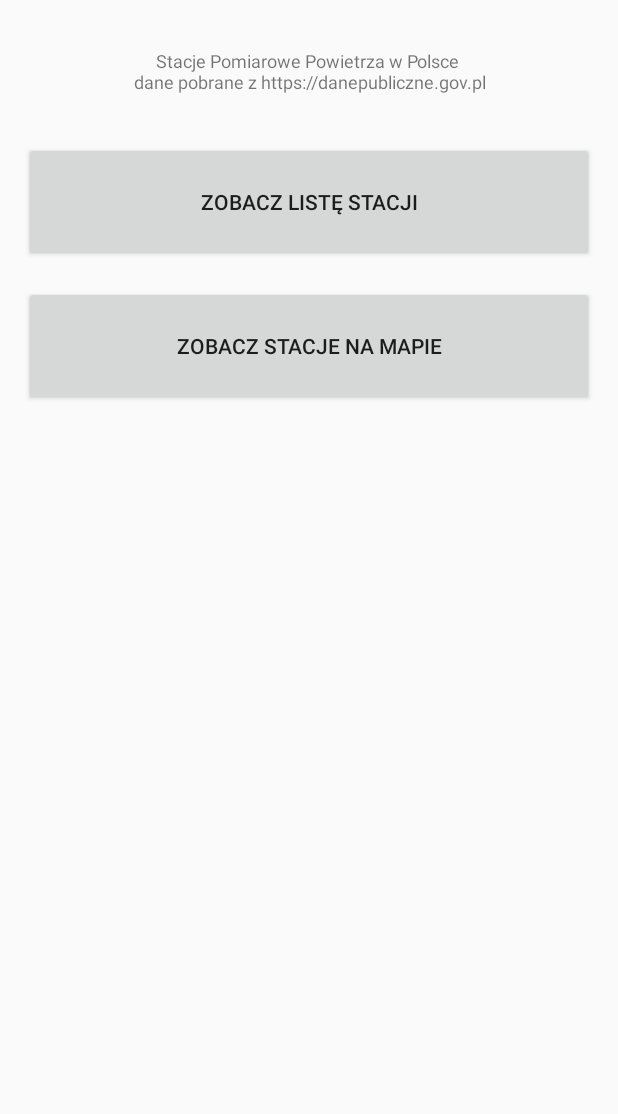
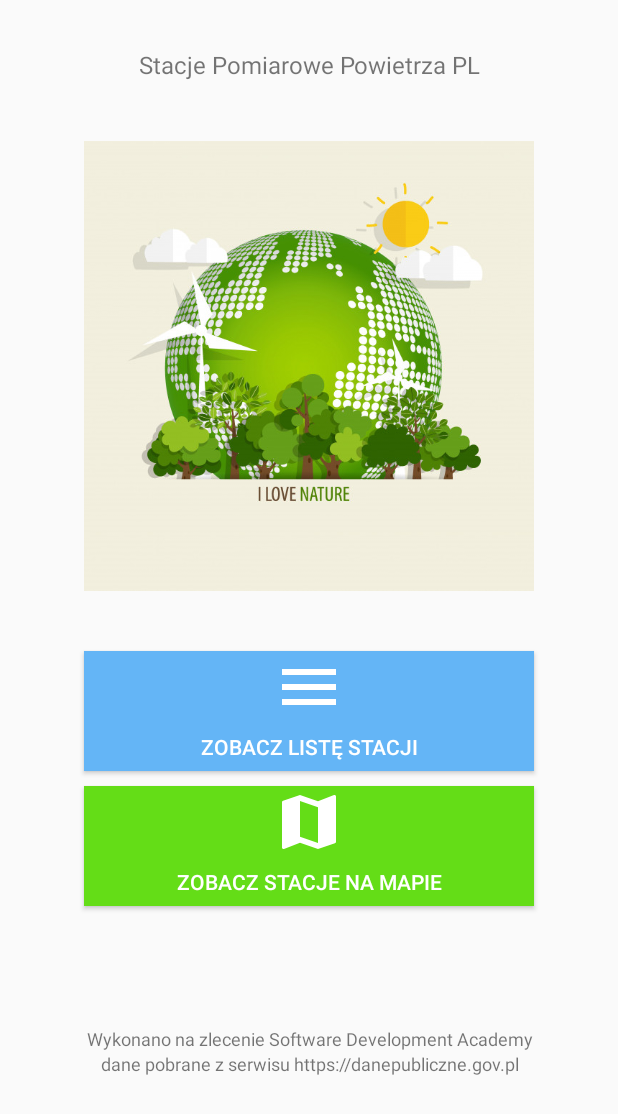
Before and after one commit to robertbuda/Stacje-Pomiarowe-Powietrza-PL, an Android app: the screen it shows after launch (MainActivity), on a phone screen of 412 x 824 dp. Shown: the top 1114 px of the screen. Run offline under Robolectric (Android 15) with nearby library versions, the phone set to English and light mode, and no system bars; our stand-ins replace ButterKnife, Dagger/Hilt's generated code, Room's generated code, RxJava.

Commit message:
Change activity_main layout + add Pin in Item

```diff
--- a/app/src/main/java/com/rb/stacjepomiarowepowietrzapl/AllStationsActivity.java
+++ b/app/src/main/java/com/rb/stacjepomiarowepowietrzapl/AllStationsActivity.java
@@ -56,7 +56,4 @@ public class AllStationsActivity extends AppCompatActivity implements StationCon
         station_recycler_view.setAdapter(stationAdapter);
     }
 
-
-
-
 }
--- /dev/null
+++ b/app/src/main/res/drawable/ic_map_black_24dp.xml
@@ -0,0 +1,5 @@
+<vector android:height="48dp" android:tint="#FFFFFF"
+    android:viewportHeight="24.0" android:viewportWidth="24.0"
+    android:width="48dp" xmlns:android="http://schemas.android.com/apk/res/android">
+    <path android:fillColor="#FF000000" android:pathData="M20.5,3l-0.16,0.03L15,5.1 9,3 3.36,4.9c-0.21,0.07 -0.36,0.25 -0.36,0.48V20.5c0,0.28 0.22,0.5 0.5,0.5l0.16,-0.03L9,18.9l6,2.1 5.64,-1.9c0.21,-0.07 0.36,-0.25 0.36,-0.48V3.5c0,-0.28 -0.22,-0.5 -0.5,-0.5zM15,19l-6,-2.11V5l6,2.11V19z"/>
+</vector>
--- /dev/null
+++ b/app/src/main/res/drawable/ic_menu_black_48dp.xml
@@ -0,0 +1,5 @@
+<vector android:height="48dp" android:tint="#FFFFFF"
+    android:viewportHeight="24.0" android:viewportWidth="24.0"
+    android:width="48dp" xmlns:android="http://schemas.android.com/apk/res/android">
+    <path android:fillColor="#FF000000" android:pathData="M3,18h18v-2L3,16v2zM3,13h18v-2L3,11v2zM3,6v2h18L21,6L3,6z"/>
+</vector>
--- /dev/null
+++ b/app/src/main/res/drawable/ic_place_black_24dp.xml
@@ -0,0 +1,5 @@
+<vector android:height="24dp" android:tint="#E0E0E0"
+    android:viewportHeight="24.0" android:viewportWidth="24.0"
+    android:width="24dp" xmlns:android="http://schemas.android.com/apk/res/android">
+    <path android:fillColor="#FF000000" android:pathData="M12,2C8.13,2 5,5.13 5,9c0,5.25 7,13 7,13s7,-7.75 7,-13c0,-3.87 -3.13,-7 -7,-7zM12,11.5c-1.38,0 -2.5,-1.12 -2.5,-2.5s1.12,-2.5 2.5,-2.5 2.5,1.12 2.5,2.5 -1.12,2.5 -2.5,2.5z"/>
+</vector>
--- a/app/src/main/res/layout/activity_main.xml
+++ b/app/src/main/res/layout/activity_main.xml
@@ -7,34 +7,81 @@
     tools:context=".MainActivity"
     android:padding="16dp">
 
+    <ScrollView
+        android:layout_width="match_parent"
+        android:layout_height="wrap_content"
+        app:layout_constraintStart_toStartOf="parent"
+        app:layout_constraintEnd_toEndOf="parent"
+        app:layout_constraintTop_toTopOf="parent"
+        >
+
+    <LinearLayout
+        android:layout_width="match_parent"
+        android:layout_height="match_parent"
+        android:orientation="vertical"
+        android:padding="16dp"
+        android:gravity="center"
+        >
+
         <TextView
             android:gravity="center"
             android:id="@+id/infoText"
             android:layout_width="match_parent"
             android:layout_height="wrap_content"
-        android:text="@string/info_and_source"
-        android:layout_marginTop="16dp"
-        android:textSize="12dp"
-        app:layout_constraintLeft_toLeftOf="parent"
-        app:layout_constraintRight_toRightOf="parent"
-        app:layout_constraintTop_toTopOf="parent" />
+            android:text="@string/stacje_pomiarowe_powietrza_pl"
+            android:textSize="16sp"
+            />
+
+        <ImageView
+            android:id="@+id/imageAir"
+            android:layout_width="300sp"
+            android:layout_height="300sp"
+            android:src="@drawable/freshair"
+            android:layout_gravity="center"
+            android:layout_marginTop="40dp"
+            />
 
         <Button
             android:id="@+id/btSeeAll"
             android:text="@string/zobacz_list_stacji"
-        android:layout_width="match_parent"
+            android:textColor="@color/White"
+            android:layout_width="300sp"
             android:layout_height="80dp"
-        app:layout_constraintTop_toBottomOf="@id/infoText"
-        android:layout_marginTop="32dp"
+            android:layout_marginTop="40dp"
+            android:drawableTop="@drawable/ic_menu_black_48dp"
+            android:background="@color/Blue300"
             />
 
         <Button
             android:id="@+id/btSeeOnMap"
-        android:text="Zobacz stacje na mapie"
-        android:layout_width="match_parent"
+            android:text="@string/zobacz_stacje_na_mapie"
+            android:textColor="@color/White"
+            android:layout_width="300sp"
             android:layout_height="80dp"
-        app:layout_constraintTop_toBottomOf="@id/btSeeAll"
-        android:layout_marginTop="16dp"
+            android:layout_marginTop="10dp"
+            android:drawableTop="@drawable/ic_map_black_24dp"
+            android:background="@color/Green700"
             />
 
+        <TextView
+            android:gravity="center"
+            android:layout_width="match_parent"
+            android:layout_height="wrap_content"
+            android:text="@string/wykonano_na_zlecenie_software_development_academy"
+            android:textSize="12sp"
+            android:layout_marginTop="80dp"
+            />
+        <TextView
+            android:gravity="center"
+            android:layout_width="match_parent"
+            android:layout_height="wrap_content"
+            android:text="dane pobrane z serwisu https://danepubliczne.gov.pl"
+            android:textSize="12sp"
+            />
+
+    </LinearLayout>
+
+
+    </ScrollView>
+
 </android.support.constraint.ConstraintLayout>
--- a/app/src/main/res/values/colors.xml
+++ b/app/src/main/res/values/colors.xml
@@ -3,4 +3,11 @@
     <color name="colorPrimary">#3F51B5</color>
     <color name="colorPrimaryDark">#303F9F</color>
     <color name="colorAccent">#FF4081</color>
+    <color name="Green700">#64DD17</color>
+    <color name="Orange700">#F57C00</color>
+    <color name="Blue700">#1976D2</color>
+    <color name="Blue300">#64B5F6</color>
+    <color name="BlueA200">#448AFF</color>
+
+    <color name="White">#FFFFFF</color>
 </resources>
--- a/app/src/main/res/values/strings.xml
+++ b/app/src/main/res/values/strings.xml
@@ -17,4 +17,6 @@
     <string name="province">Province: </string>
     <string name="commune1">Commune:</string>
     <string name="stacje_pomiarowe_powietrza_pl">Stacje Pomiarowe Powietrza PL</string>
+    <string name="zobacz_stacje_na_mapie">Zobacz stacje na mapie</string>
+    <string name="wykonano_na_zlecenie_software_development_academy">Wykonano na zlecenie Software Development Academy</string>
 </resources>
--- /dev/null
+++ b/app/src/main/res/xml/searchable.xml
@@ -0,0 +1,5 @@
+<?xml version="1.0" encoding="utf-8"?>
+<searchable xmlns:android="http://schemas.android.com/apk/res/android"
+    android:label="Stacje Pomiarowe Powietrza PL"
+    android:hint="Search stations" >
+</searchable>
```
Also changed, not shown: app/src/main/AndroidManifest.xml (+11 -1 lines), app/src/main/java/com/rb/stacjepomiarowepowietrzapl/MapsActivity.java (+10 -1 lines), app/src/main/java/com/rb/stacjepomiarowepowietrzapl/StationAdapter.java (+16 -1 lines), app/src/main/res/layout/activity_stations_all.xml (+12 -1 lines), app/src/main/res/layout/item_station.xml (+30 -24 lines), app/src/main/res/layout/nav_header.xml (+6 -5 lines), app/src/main/res/drawable-hdpi/freshair.png (added), 1 other file. Lines whose indentation alone changed are shown as unchanged.
